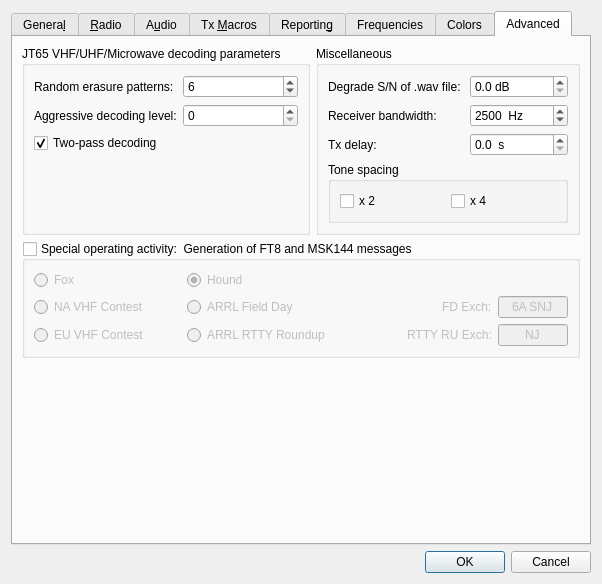
This is Configuration.ui in saitohirga/WSJT-X as Qt 5 draws it before an edit. The edited form follows.
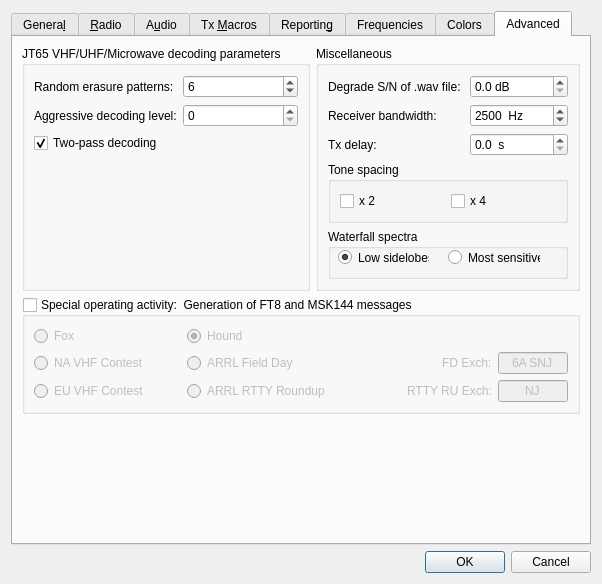
This is the edited form. The open tabs and pages were chosen to show the change. Custom widgets are drawn as their Qt base class.

Commit message: Option to select "Low sidelobes" or "Most sensitive" for waterfall spectra.

```diff
--- a/Configuration.ui
+++ b/Configuration.ui
@@ -2821,6 +2821,48 @@
             </layout>
            </widget>
           </item>
+          <item row="4" column="0" colspan="2">
+           <widget class="QGroupBox" name="groupBox_7">
+            <property name="minimumSize">
+             <size>
+              <width>0</width>
+              <height>50</height>
+             </size>
+            </property>
+            <property name="title">
+             <string>Waterfall spectra</string>
+            </property>
+            <widget class="QRadioButton" name="rbLowSidelobes">
+             <property name="geometry">
+              <rect>
+               <x>10</x>
+               <y>20</y>
+               <width>91</width>
+               <height>17</height>
+              </rect>
+             </property>
+             <property name="text">
+              <string>Low sidelobes</string>
+             </property>
+             <property name="checked">
+              <bool>true</bool>
+             </property>
+            </widget>
+            <widget class="QRadioButton" name="rbMaxSensitivity">
+             <property name="geometry">
+              <rect>
+               <x>120</x>
+               <y>20</y>
+               <width>92</width>
+               <height>17</height>
+              </rect>
+             </property>
+             <property name="text">
+              <string>Most sensitive</string>
+             </property>
+            </widget>
+           </widget>
+          </item>
          </layout>
         </widget>
        </item>
```
Left out of the diff: 12 changed lines with no effect on the pictures. The commit also changes 4 other files.
